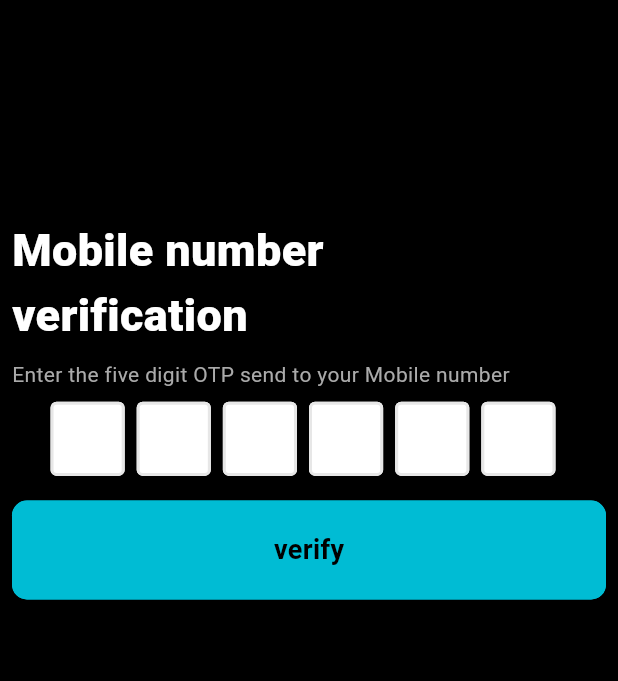
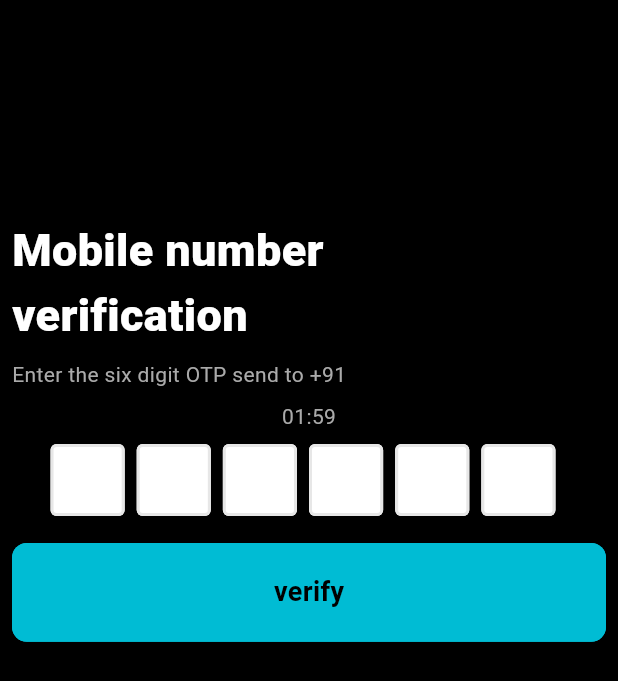
Before and after one commit to SuhailJafrinmk/Evento_event_booking, a Flutter app: the phoneOtpVerification screen opened directly with empty values, on a phone screen of 412 x 824 dp. Shown: the top 681 px of the screen. Run offline on Flutter 3.47's test engine with Material 3 defaults, Android fonts, the phone set to English and light mode, and no system bars; drawn by our look-alikes of flutter_otp_text_field; our stand-ins replace bloc, dio, either_dart, flutter_bloc, flutter_svg, font_awesome_flutter and 3 more; accounts and stored records are empty; Roboto replaces fonts that are missing (Montesserat).

Commit message:
authentication complted except google

```diff
--- a/lib/blocs/authentication/bloc/authentication_state.dart
+++ b/lib/blocs/authentication/bloc/authentication_state.dart
@@ -38,4 +38,8 @@ class MobileNumberOtpNotVerified extends AuthenticationState{
   final String errorMessage;
   MobileNumberOtpNotVerified({required this.errorMessage});
 }
-class GoogleTokenNOtVerified extends AuthenticationState{}
+class GoogleTokenNOtVerified extends AuthenticationState{
+  final String errorMessage;
+  GoogleTokenNOtVerified({required this.errorMessage});
+}
+class GoogleTokenVerified extends AuthenticationState{}
--- a/lib/resources/api_urls/api_urls.dart
+++ b/lib/resources/api_urls/api_urls.dart
@@ -10,4 +10,5 @@ class ApiUrls{
   static const String updatePhone='/accounts/update-phone/';
   static const String updatePhoneVerify='/accounts/verify-update-phone-otp/';
   static const String updateEmailVerify='/accounts/verify-update-phone-otp/';
+  static const String refreshToken='/api/token/refresh/';
 }
--- a/lib/utils/identify_exception.dart
+++ b/lib/utils/identify_exception.dart
@@ -1,7 +1,9 @@
 
+import 'package:evento_event_booking/development_only/custom_logger.dart';
 import 'package:evento_event_booking/utils/app_exceptions.dart';
 
 AppExceptions mapStatusCodeToException(int ? statusCode) {
+  logInfo('checking the status codes of the response');
   switch (statusCode) {
     case 400:
       return AppExceptions(errorMessage: 'Bad request');
--- a/lib/view/authentication/phone_otp_verification.dart
+++ b/lib/view/authentication/phone_otp_verification.dart
@@ -1,30 +1,43 @@
 import 'package:evento_event_booking/blocs/authentication/bloc/authentication_bloc.dart';
+import 'package:evento_event_booking/development_only/custom_logger.dart';
 import 'package:evento_event_booking/resources/constants/text_styles.dart';
 import 'package:evento_event_booking/utils/appthemes.dart';
+import 'package:evento_event_booking/utils/progress_indicator.dart';
 import 'package:evento_event_booking/utils/snackbar.dart';
+import 'package:evento_event_booking/view/home_screen.dart';
 import 'package:evento_event_booking/widgets/custom_button_black.dart';
+import 'package:evento_event_booking/widgets/timer_widget.dart';
 import 'package:flutter/material.dart';
 import 'package:flutter_bloc/flutter_bloc.dart';
 import 'package:flutter_otp_text_field/flutter_otp_text_field.dart';
 
 class phoneOtpVerification extends StatelessWidget {
   final String phoneNumber;
- late String otpCode;
+  String otpCode='00';
 
   phoneOtpVerification({super.key, required this.phoneNumber});
 
   @override
   Widget build(BuildContext context) {
     final Size size = MediaQuery.of(context).size;
-    return Scaffold(
+    return BlocListener<AuthenticationBloc, AuthenticationState>(
+      listener: (context, state) {
+        if(state is MobileNumberOtpNotVerified){
+          logError('listener is listenting to $state');
+          ScaffoldMessenger.of(context).showSnackBar(customSnackbar(context, false, state.errorMessage));
+        }else if(state is MobileNumberOtpVerified){
+          Navigator.push(context, MaterialPageRoute(builder: (context)=>HomePage()));
+        }
+      },
+      child: Scaffold(
+        resizeToAvoidBottomInset: false,
         body: SizedBox(
           height: size.height,
           width: size.width,
           child: Column(
             crossAxisAlignment: CrossAxisAlignment.start,
             children: [
-            Expanded(flex: 2,
-             child: SizedBox()),
+              const Expanded(flex: 2, child: SizedBox()),
               Expanded(
                   flex: 6,
                   child: SizedBox(
@@ -40,47 +53,79 @@ class phoneOtpVerification extends StatelessWidget {
                           SizedBox(
                             height: size.height * 0.01,
                           ),
-                        Text('Enter the five digit OTP send to your Mobile number'),
+                           Text(
+                              'Enter the six digit OTP send to +91 ${phoneNumber}'),
+                          SizedBox(
+                            height: size.height * 0.01,
+                          ),
+                          Row(
+                            mainAxisAlignment: MainAxisAlignment.center,
+                            children: [
+                              CountdownTimerWidget(),
+                            ],
+                          ),
                             SizedBox(
                             height: size.height * 0.01,
                           ),
                           OtpTextField(
-                          fieldHeight: size.width*.12,
-                          fieldWidth: size.width*.12,
+                            contentPadding: const EdgeInsets.all(3),
+                            fieldHeight: size.width * .12,
+                            fieldWidth: size.width * .12,
                             keyboardType: TextInputType.number,
-                          textStyle: TextStyle(color: Colors.black),
+                            textStyle: const TextStyle(color: Colors.black),
                             filled: true,
                             fillColor: Colors.white,
                             numberOfFields: 6,
-                          borderColor: Color(0xFF512DA8),
+                            borderColor: const Color(0xFF512DA8),
                             showFieldAsBox: true,
-                          onCodeChanged: (String code) {
-
-                          },
+                            onCodeChanged: (String code) {},
                             onSubmit: (String verificationCode) {
-                          otpCode=verificationCode;
+                              otpCode = verificationCode;
                             }, // end onSubmit
                           ),
-                        SizedBox(height: size.height*.02,),
+                          SizedBox(
+                            height: size.height * .02,
+                          ),
                           CustomButtonBlack(
                             text: 'verify',
                             color: Colors.cyan,
                             textColor: Appthemes.backgroundColor,
                             width: size.width,
                             ontap: () {
-                            if(otpCode.length==6){
-                              BlocProvider.of<AuthenticationBloc>(context).add(VerifyEmailOtp(emailAndOtp: {"phone_number":"+91$phoneNumber","otp":otpCode}));
-                            }else{
-                              ScaffoldMessenger.of(context).showSnackBar(customSnackbar(context, false, 'Please check your OTP'));
+                              if (otpCode.length == 6) {
+                                BlocProvider.of<AuthenticationBloc>(context)
+                                    .add(VerifyMobileOtp(mobileAndOtp: {
+                                  "phone_number": "+91$phoneNumber",
+                                  "otp": otpCode
+                                }));
+                              } else {
+                                ScaffoldMessenger.of(context).showSnackBar(
+                                    customSnackbar(context, false,
+                                        'Please check your OTP'));
                               }
+                            },
+                          ),
+                          BlocBuilder<AuthenticationBloc, AuthenticationState>(
+                            builder: (context, state) {
+                              if(state is VerfiyingMobileOtp){
+                                return Row(
+                                  mainAxisAlignment: MainAxisAlignment.center,
+                                  children: [
+                                    Text('verfiying your otp'),
+                                    CustomProgressIndicator(),
+                                  ],
+                                );
+                              }
+                              return SizedBox();
                             },
                           )
                         ],
                       ),
                     ),
                   )),
-            Expanded(flex: 4, child: SizedBox())
+              const Expanded(flex: 4, child: SizedBox())
             ],
+          ),
         ),
       ),
     );
--- a/lib/view/authentication/select_authentication_type.dart
+++ b/lib/view/authentication/select_authentication_type.dart
@@ -4,12 +4,10 @@ import 'package:evento_event_booking/resources/constants/text_styles.dart';
 import 'package:evento_event_booking/resources/constants/user_colors.dart';
 import 'package:evento_event_booking/view/authentication/email_login.dart';
 import 'package:evento_event_booking/view/authentication/phone_otp_request.dart';
-import 'package:evento_event_booking/view/home_screen.dart';
 import 'package:evento_event_booking/widgets/login_type_container.dart';
 import 'package:flutter/material.dart';
 import 'package:flutter_bloc/flutter_bloc.dart';
 import 'package:flutter_svg/flutter_svg.dart';
-import 'package:font_awesome_flutter/font_awesome_flutter.dart';
 
 class SelectAuthentication extends StatelessWidget {
   const SelectAuthentication({super.key});
--- /dev/null
+++ b/lib/widgets/timer_widget.dart
@@ -0,0 +1,54 @@
+import 'dart:async';
+
+import 'package:flutter/material.dart';
+
+class CountdownTimerWidget extends StatefulWidget {
+  @override
+  _CountdownTimerWidgetState createState() => _CountdownTimerWidgetState();
+}
+
+class _CountdownTimerWidgetState extends State<CountdownTimerWidget> {
+
+  Duration _duration = Duration(minutes: 2);
+
+  Timer? _timer;
+
+  int _countdownValue = 0;
+
+  @override
+  void initState() {
+    super.initState();
+    startTimer();
+  }
+
+  @override
+  void dispose() {
+    _timer?.cancel();
+    super.dispose();
+  }
+
+
+  void startTimer() {
+    _timer = Timer.periodic(Duration(seconds: 1), (timer) {
+      if (_duration.inSeconds <= 0) {
+        _timer?.cancel();
+      } else {
+        setState(() {
+          _countdownValue = _duration.inSeconds;
+          _duration = _duration - Duration(seconds: 1);
+        });
+      }
+    });
+  }
+  String formatDuration(Duration duration) {
+    String twoDigits(int n) => n.toString().padLeft(2, '0');
+    String minutes = twoDigits(duration.inMinutes.remainder(60));
+    String seconds = twoDigits(duration.inSeconds.remainder(60));
+    return "$minutes:$seconds";
+  }
+
+  @override
+  Widget build(BuildContext context) {
+    return Text('${formatDuration(_duration)}');
+  }
+}
--- a/pubspec.yaml
+++ b/pubspec.yaml
@@ -44,6 +44,7 @@ dependencies:
   shared_preferences: ^2.2.3
   either_dart: ^1.0.0
   google_sign_in: ^6.2.1
+  loading_animation_widget: ^1.2.1
 
 dev_dependencies:
   flutter_test:
```
Also changed, not shown: lib/blocs/authentication/bloc/authentication_bloc.dart (+46 -7 lines), lib/data/network/api_services.dart (+21 -1 lines), lib/data/network/dio_configure.dart (+15 -9 lines), lib/data/shared_preferences/shared_preferences.dart (+9 -1 lines), lib/development_only/custom_logger.dart (added, +24 -0 lines), lib/repositories/authentication_repo.dart (+41 -5 lines), lib/utils/progress_indicator.dart (added, +17 -0 lines), lib/view/authentication/email_login.dart (+11 -3 lines), lib/view/authentication/email_otp_verification.dart (+33 -1 lines), lib/view/authentication/phone_otp_request.dart (+14 -2 lines), pubspec.lock, 2 other files. Lines whose indentation alone changed are shown as unchanged.
